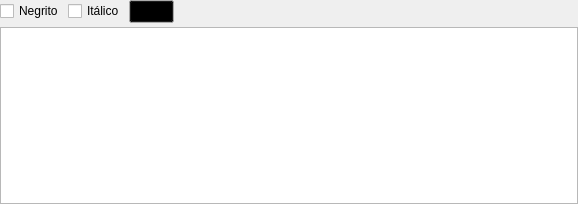
Before: the Qt Designer form pgmodeler_ui/ui/caixatextowidget.ui in erdincay/pgmodeler-old, drawn with Qt 5.
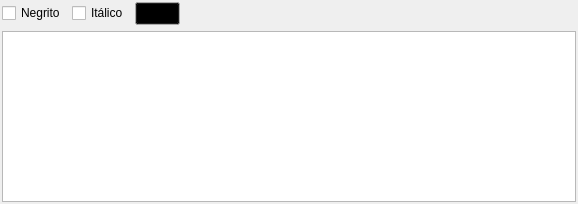
After: the same form once the commit is applied.

What changed in the file:
```diff
--- a/pgmodeler_ui/ui/caixatextowidget.ui
+++ b/pgmodeler_ui/ui/caixatextowidget.ui
@@ -15,10 +15,10 @@
   </property>
   <layout class="QGridLayout" name="caixatexto_grid">
    <property name="margin">
-    <number>0</number>
+    <number>2</number>
    </property>
    <property name="spacing">
-    <number>4</number>
+    <number>6</number>
    </property>
    <item row="0" column="0">
     <layout class="QHBoxLayout" name="horizontalLayout_2">
```
